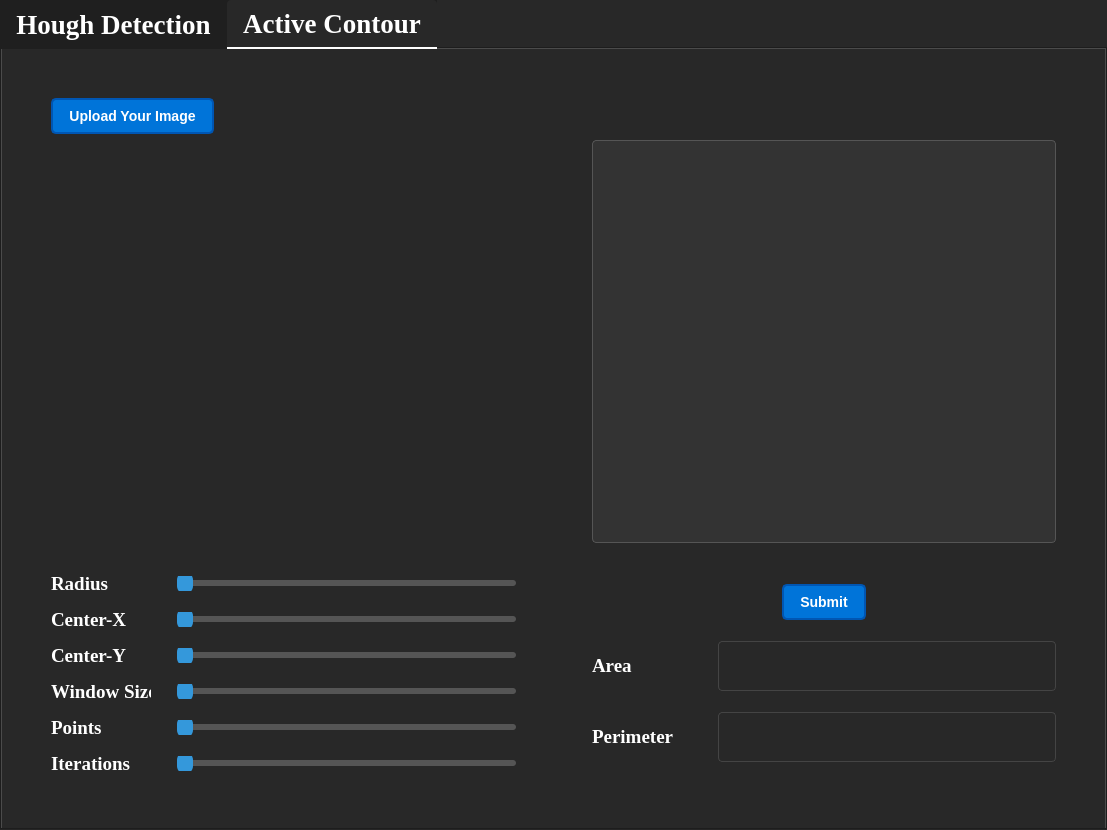
Old version of the form MainWindow.ui in the repository fadymohsen/EdgeBoundaryDetection.
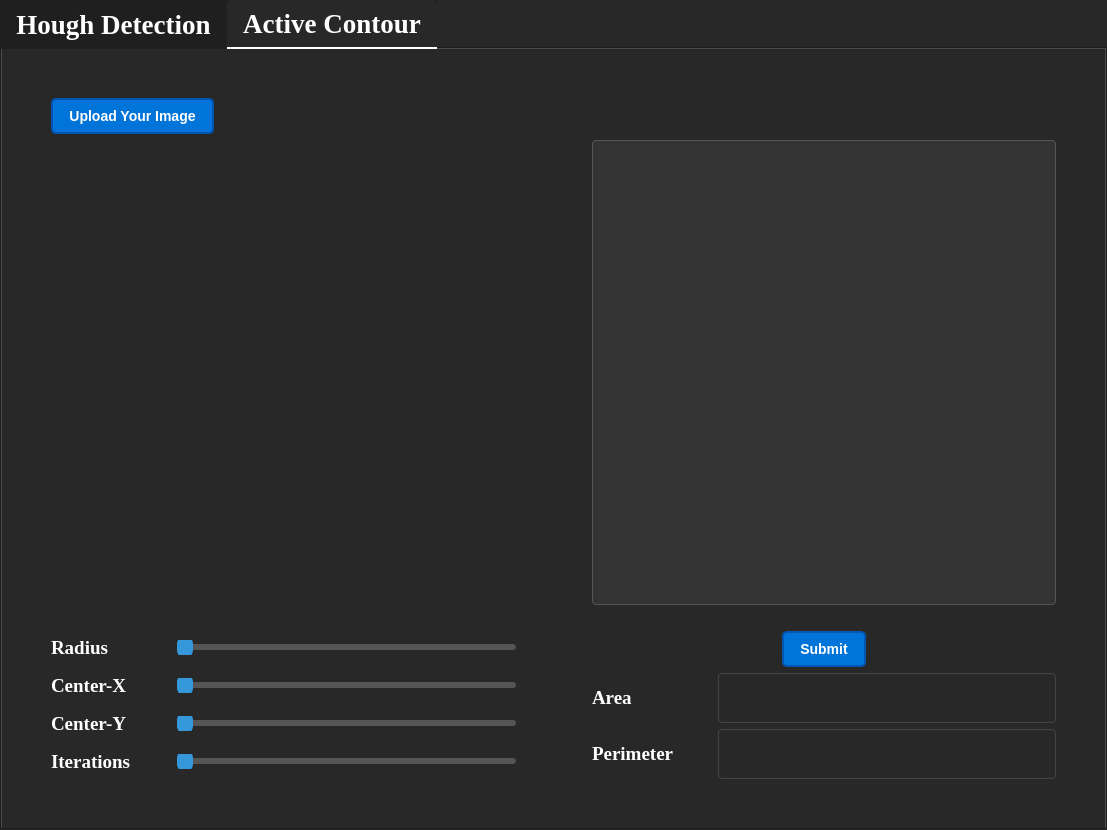
New version of the form. Custom widgets are drawn as their Qt base class.

Commit message: delete windows and point slider from ui

The edit to the form file:
```diff
--- a/MainWindow.ui
+++ b/MainWindow.ui
@@ -1193,124 +1193,6 @@
                 </item>
                </layout>
               </item>
-              <item>
-               <layout class="QHBoxLayout" name="horizontalLayout_9">
-                <item>
-                 <widget class="QLabel" name="label_windowSize">
-                  <property name="sizePolicy">
-                   <sizepolicy hsizetype="Fixed" vsizetype="Fixed">
-                    <horstretch>0</horstretch>
-                    <verstretch>0</verstretch>
-                   </sizepolicy>
-                  </property>
-                  <property name="minimumSize">
-                   <size>
-                    <width>100</width>
-                    <height>30</height>
-                   </size>
-                  </property>
-                  <property name="maximumSize">
-                   <size>
-                    <width>100</width>
-                    <height>30</height>
-                   </size>
-                  </property>
-                  <property name="font">
-                   <font>
-                    <family>Georgia</family>
-                    <pointsize>14</pointsize>
-                    <bold>true</bold>
-                   </font>
-                  </property>
-                  <property name="text">
-                   <string>Window Size</string>
-                  </property>
-                 </widget>
-                </item>
-                <item>
-                 <spacer name="horizontalSpacer_12">
-                  <property name="orientation">
-                   <enum>Qt::Horizontal</enum>
-                  </property>
-                  <property name="sizeType">
-                   <enum>QSizePolicy::Fixed</enum>
-                  </property>
-                  <property name="sizeHint" stdset="0">
-                   <size>
-                    <width>20</width>
-                    <height>20</height>
-                   </size>
-                  </property>
-                 </spacer>
-                </item>
-                <item>
-                 <widget class="QSlider" name="horizontalSlider_4">
-                  <property name="orientation">
-                   <enum>Qt::Horizontal</enum>
-                  </property>
-                 </widget>
-                </item>
-               </layout>
-              </item>
-              <item>
-               <layout class="QHBoxLayout" name="horizontalLayout_11">
-                <item>
-                 <widget class="QLabel" name="label_points">
-                  <property name="sizePolicy">
-                   <sizepolicy hsizetype="Fixed" vsizetype="Fixed">
-                    <horstretch>0</horstretch>
-                    <verstretch>0</verstretch>
-                   </sizepolicy>
-                  </property>
-                  <property name="minimumSize">
-                   <size>
-                    <width>100</width>
-                    <height>30</height>
-                   </size>
-                  </property>
-                  <property name="maximumSize">
-                   <size>
-                    <width>100</width>
-                    <height>30</height>
-                   </size>
-                  </property>
-                  <property name="font">
-                   <font>
-                    <family>Georgia</family>
-                    <pointsize>14</pointsize>
-                    <bold>true</bold>
-                   </font>
-                  </property>
-                  <property name="text">
-                   <string>Points</string>
-                  </property>
-                 </widget>
-                </item>
-                <item>
-                 <spacer name="horizontalSpacer_13">
-                  <property name="orientation">
-                   <enum>Qt::Horizontal</enum>
-                  </property>
-                  <property name="sizeType">
-                   <enum>QSizePolicy::Fixed</enum>
-                  </property>
-                  <property name="sizeHint" stdset="0">
-                   <size>
-                    <width>20</width>
-                    <height>20</height>
-                   </size>
-                  </property>
-                 </spacer>
-                </item>
-                <item>
-                 <widget class="QSlider" name="horizontalSlider_5">
-                  <property name="orientation">
-                   <enum>Qt::Horizontal</enum>
-                  </property>
-                 </widget>
-                </item>
-               </layout>
-              </item>
               <item>
                <layout class="QHBoxLayout" name="horizontalLayout_12">
                 <item>
```
